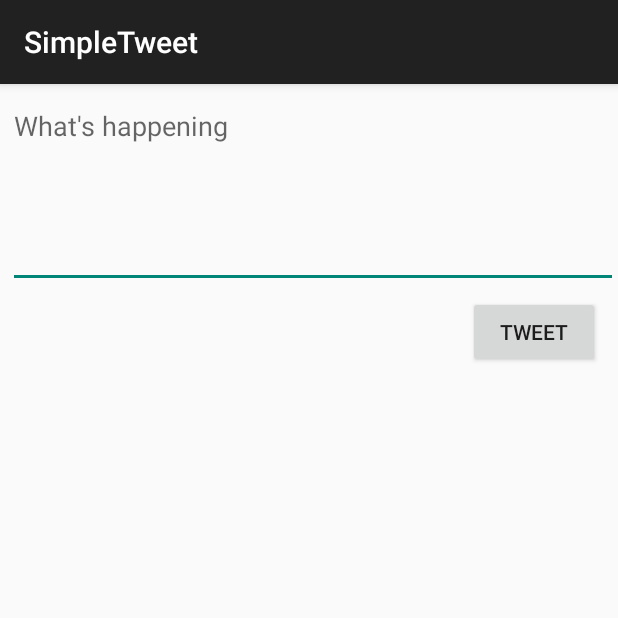
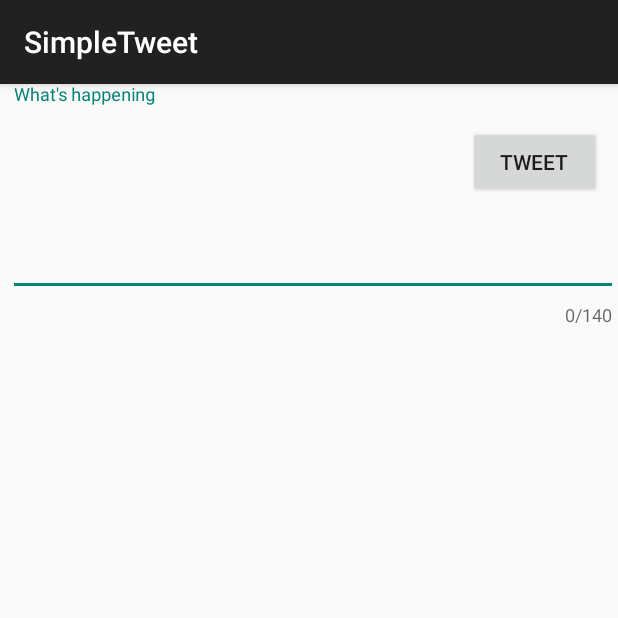
Before and after one commit to StephenKodua/SimpleTwitter, an Android app: the ComposeActivity screen opened directly, with no data from a screen before it, on a phone screen of 412 x 824 dp, the top half of it. Run offline under Robolectric (Android 15) with nearby library versions, the phone set to English and light mode, and no system bars; our stand-ins replace Room's generated code; libraries missing offline, so code that uses them is left out: com.codepath.asynchttpclient, com.facebook.stetho, org.parceler; 1 statement that could not run was skipped.

Commit message:
Added Twitter gif Added log out button Added number of words when composing tweet

```diff
--- a/app/src/main/java/com/codepath/apps/restclienttemplate/ComposeActivity.java
+++ b/app/src/main/java/com/codepath/apps/restclienttemplate/ComposeActivity.java
@@ -66,6 +66,7 @@ public class ComposeActivity extends AppCompatActivity {
                     Toast.makeText(ComposeActivity.this, "Sorry, your tweet is too long", Toast.LENGTH_SHORT).show();
 
                 }
+
                 Toast.makeText(ComposeActivity.this, tweetContent, Toast.LENGTH_SHORT).show();
                 //Make an API call to Twitter to publish the tweet
                 client.publishTweet(tweetContent, new JsonHttpResponseHandler() {
@@ -92,6 +93,7 @@ public class ComposeActivity extends AppCompatActivity {
                     @Override
                     public void onFailure(int statusCode, Headers headers, String response, Throwable throwable) {
                         Log.e(TAG, "onFailure to publish tweet", throwable);
+                        miActionProgressItem.setVisible(false);
 
                     }
                 });
--- a/app/src/main/java/com/codepath/apps/restclienttemplate/LoginActivity.java
+++ b/app/src/main/java/com/codepath/apps/restclienttemplate/LoginActivity.java
@@ -45,7 +45,7 @@ public class LoginActivity extends OAuthLoginActionBarActivity<TwitterClient> {
 	// i.e Display application "homepage"
 	@Override
 	public void onLoginSuccess() {
-		Log.i("rrrr", "login success");
+		Log.i("try", "login success");
 		 Intent i = new Intent(this, TimelineActivity.class);
 		 startActivity(i);
 	}
--- a/app/src/main/java/com/codepath/apps/restclienttemplate/TimelineActivity.java
+++ b/app/src/main/java/com/codepath/apps/restclienttemplate/TimelineActivity.java
@@ -13,6 +13,7 @@ import android.os.Handler;
 import android.util.Log;
 import android.view.Menu;
 import android.view.MenuItem;
+import android.view.View;
 import android.widget.Toast;
 
 import com.codepath.apps.restclienttemplate.models.Tweet;
@@ -137,7 +138,7 @@ public class TimelineActivity extends AppCompatActivity {
     }
 
 
-    public void onLogoutButton() {
+    public void onLogoutButton(View v) {
         // forget who's logged in
         TwitterApp.getRestClient(this).clearAccessToken();
 
--- a/app/src/main/res/layout/activity_compose.xml
+++ b/app/src/main/res/layout/activity_compose.xml
@@ -6,8 +6,14 @@
     android:layout_height="match_parent"
     tools:context=".ComposeActivity">
 
+    <com.google.android.material.textfield.TextInputLayout
+        android:layout_width="match_parent"
+        android:layout_height="wrap_content"
+        app:counterEnabled="true"
+        app:counterMaxLength="140">
+
+
         <EditText
-        app:counterEnabled="true"
             android:id="@+id/etCompose"
             android:layout_width="match_parent"
             android:layout_height="wrap_content"
@@ -19,16 +25,20 @@
             android:gravity="start|top"
             android:hint="@string/what_s_happening"
             android:inputType="textMultiLine"
-        android:minLines="5" />
+            android:minLines="5"
+            app:counterEnabled="true" />
+
+    </com.google.android.material.textfield.TextInputLayout>
 
     <Button
         android:id="@+id/btnTweet"
         android:layout_width="wrap_content"
         android:layout_height="wrap_content"
-        android:layout_below="@+id/etCompose"
         android:layout_alignParentStart="true"
+        android:layout_alignParentEnd="true"
         android:layout_marginStart="312dp"
-        android:layout_marginTop="5dp"
-        android:layout_marginEnd="5dp"
+        android:layout_marginTop="28dp"
+        android:layout_marginEnd="11dp"
         android:text="@string/tweet" />
+
 </RelativeLayout>
```
Also changed, not shown: app/src/main/res/layout/activity_timeline.xml (+14 -1 lines), 1 other file. Lines whose indentation alone changed are shown as unchanged.
